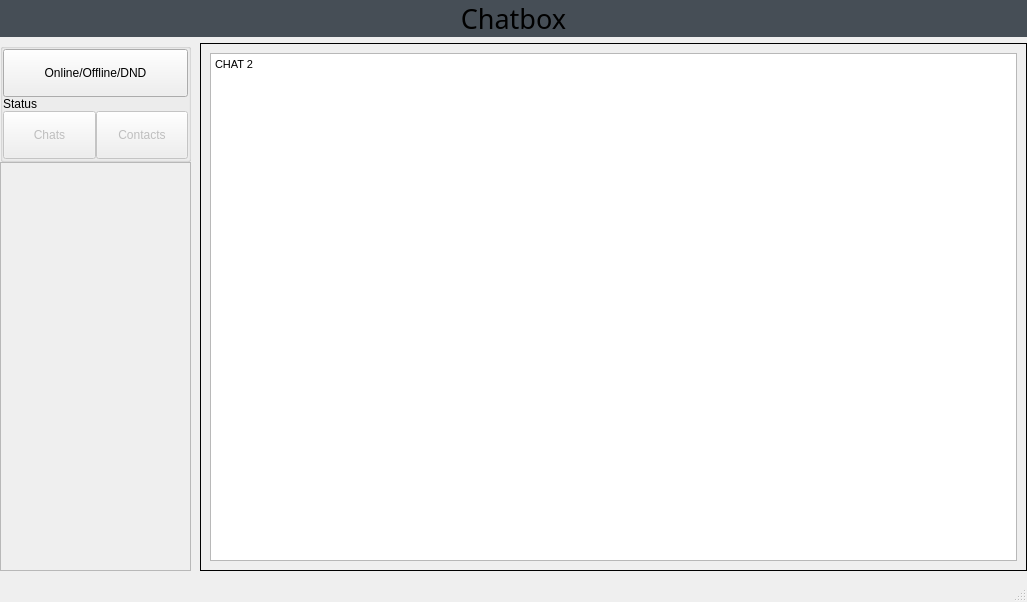
Schmock83/Chatbox, file Client_Chatbox/forms/mainwindow.ui: the form before one commit.
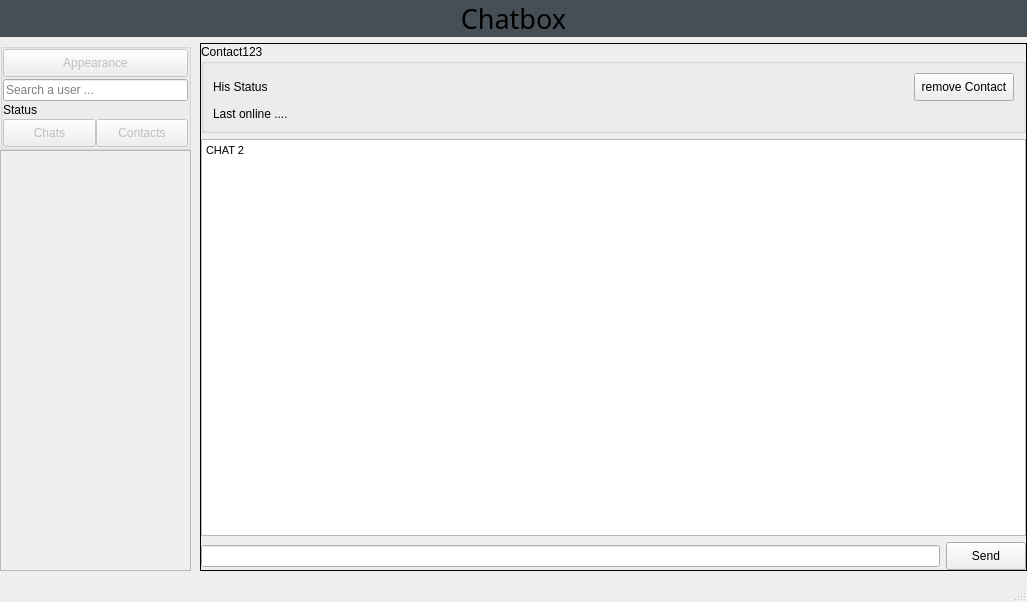
The form after the commit. The open tabs and pages were chosen to show the change. Custom widgets are drawn as their Qt base class.

Commit message: added search for users

Diff of the .ui file:
```diff
--- a/Client_Chatbox/forms/mainwindow.ui
+++ b/Client_Chatbox/forms/mainwindow.ui
@@ -451,6 +451,12 @@
                  <height>100</height>
                 </size>
                </property>
+               <property name="styleSheet">
+                <string notr="true">QPushButton{
+	height: 20px;
+	width: 50px;
+}</string>
+               </property>
                <property name="title">
                 <string/>
                </property>
@@ -467,23 +473,13 @@
                 <property name="bottomMargin">
                  <number>0</number>
                 </property>
-                <property name="spacing">
+                <property name="horizontalSpacing">
                  <number>0</number>
                 </property>
-                <item row="1" column="0">
-                 <widget class="QLabel" name="label">
-                  <property name="text">
-                   <string>Status</string>
-                  </property>
-                  <property name="alignment">
-                   <set>Qt::AlignLeading|Qt::AlignLeft|Qt::AlignTop</set>
-                  </property>
-                  <property name="wordWrap">
-                   <bool>true</bool>
-                  </property>
-                 </widget>
-                </item>
-                <item row="2" column="0">
+                <property name="verticalSpacing">
+                 <number>2</number>
+                </property>
+                <item row="3" column="0">
                  <layout class="QHBoxLayout" name="horizontalLayout_2">
                   <property name="spacing">
                    <number>0</number>
@@ -510,13 +506,45 @@
                   </item>
                  </layout>
                 </item>
+                <item row="2" column="0">
+                 <widget class="QLabel" name="label">
+                  <property name="text">
+                   <string>Status</string>
+                  </property>
+                  <property name="alignment">
+                   <set>Qt::AlignLeading|Qt::AlignLeft|Qt::AlignTop</set>
+                  </property>
+                  <property name="wordWrap">
+                   <bool>true</bool>
+                  </property>
+                 </widget>
+                </item>
                 <item row="0" column="0">
-                 <widget class="QPushButton" name="pushButton_2">
+                 <widget class="QPushButton" name="appearance_button">
                   <property name="enabled">
-                   <bool>true</bool>
+                   <bool>false</bool>
                   </property>
                   <property name="text">
-                   <string>Online/Offline/DND</string>
+                   <string>Appearance</string>
+                  </property>
+                 </widget>
+                </item>
+                <item row="1" column="0">
+                 <widget class="LineEdit" name="search_line_edit">
+                  <property name="focusPolicy">
+                   <enum>Qt::ClickFocus</enum>
+                  </property>
+                  <property name="maxLength">
+                   <number>64</number>
+                  </property>
+                  <property name="frame">
+                   <bool>true</bool>
+                  </property>
+                  <property name="placeholderText">
+                   <string>Search a user ...</string>
+                  </property>
+                  <property name="clearButtonEnabled">
+                   <bool>true</bool>
                   </property>
                  </widget>
                 </item>
@@ -531,7 +559,7 @@
                <item row="0" column="0">
                 <widget class="QStackedWidget" name="chat_contacts_stackedWidget">
                  <property name="currentIndex">
-                  <number>1</number>
+                  <number>2</number>
                  </property>
                  <widget class="QWidget" name="chats_page">
                   <layout class="QGridLayout" name="gridLayout_10">
@@ -591,6 +619,20 @@
                          <property name="spacing">
                           <number>0</number>
                          </property>
+                         <item row="0" column="0">
+                          <widget class="QPushButton" name="pushButton_2">
+                           <property name="text">
+                            <string>Chat 1</string>
+                           </property>
+                          </widget>
+                         </item>
+                         <item row="1" column="0">
+                          <widget class="QPushButton" name="pushButton_10">
+                           <property name="text">
+                            <string>Chat 2</string>
+                           </property>
+                          </widget>
+                         </item>
                         </layout>
                        </item>
                       </layout>
@@ -670,6 +712,69 @@
                    </item>
                   </layout>
                  </widget>
+                 <widget class="QWidget" name="user_search_page">
+                  <layout class="QGridLayout" name="gridLayout_21">
+                   <property name="leftMargin">
+                    <number>0</number>
+                   </property>
+                   <property name="topMargin">
+                    <number>0</number>
+                   </property>
+                   <property name="rightMargin">
+                    <number>0</number>
+                   </property>
+                   <property name="bottomMargin">
+                    <number>0</number>
+                   </property>
+                   <property name="spacing">
+                    <number>0</number>
+                   </property>
+                   <item row="0" column="0">
+                    <widget class="QScrollArea" name="scrollArea_3">
+                     <property name="widgetResizable">
+                      <bool>true</bool>
+                     </property>
+                     <property name="alignment">
+                      <set>Qt::AlignHCenter|Qt::AlignTop</set>
+                     </property>
+                     <widget class="QWidget" name="scrollAreaWidgetContents">
+                      <property name="geometry">
+                       <rect>
+                        <x>0</x>
+                        <y>0</y>
+                        <width>187</width>
+                        <height>408</height>
+                       </rect>
+                      </property>
+                      <layout class="QGridLayout" name="gridLayout_22">
+                       <property name="leftMargin">
+                        <number>0</number>
+                       </property>
+                       <property name="topMargin">
+                        <number>0</number>
+                       </property>
+                       <property name="rightMargin">
+                        <number>0</number>
+                       </property>
+                       <property name="bottomMargin">
+                        <number>0</number>
+                       </property>
+                       <property name="spacing">
+                        <number>0</number>
+                       </property>
+                       <item row="0" column="0">
+                        <layout class="QVBoxLayout" name="user_search_layout">
+                         <property name="spacing">
+                          <number>0</number>
+                         </property>
+                        </layout>
+                       </item>
+                      </layout>
+                     </widget>
+                    </widget>
+                   </item>
+                  </layout>
+                 </widget>
                 </widget>
                </item>
               </layout>
@@ -685,6 +790,12 @@
               <height>0</height>
              </size>
             </property>
+            <property name="styleSheet">
+             <string notr="true">QPushButton{
+	height: 20px;
+	width: 50px;
+}</string>
+            </property>
             <property name="frameShape">
              <enum>QFrame::Panel</enum>
             </property>
@@ -727,9 +838,83 @@
             </widget>
             <widget class="QWidget" name="page">
              <layout class="QGridLayout" name="gridLayout_17">
+              <property name="leftMargin">
+               <number>0</number>
+              </property>
+              <property name="topMargin">
+               <number>0</number>
+              </property>
+              <property name="rightMargin">
+               <number>0</number>
+              </property>
+              <property name="bottomMargin">
+               <number>0</number>
+              </property>
               <item row="0" column="0">
                <layout class="QGridLayout" name="gridLayout_16">
-                <item row="0" column="0">
+                <item row="3" column="0">
+                 <layout class="QHBoxLayout" name="horizontalLayout_4">
+                  <item>
+                   <widget class="QLineEdit" name="lineEdit"/>
+                  </item>
+                  <item>
+                   <widget class="QPushButton" name="pushButton_5">
+                    <property name="text">
+                     <string>Send</string>
+                    </property>
+                   </widget>
+                  </item>
+                 </layout>
+                </item>
+                <item row="1" column="0">
+                 <widget class="QGroupBox" name="groupBox_2">
+                  <property name="maximumSize">
+                   <size>
+                    <width>16777215</width>
+                    <height>16777215</height>
+                   </size>
+                  </property>
+                  <property name="title">
+                   <string>Contact123</string>
+                  </property>
+                  <layout class="QGridLayout" name="gridLayout_9">
+                   <item row="0" column="0">
+                    <widget class="QLabel" name="label_3">
+                     <property name="text">
+                      <string>His Status</string>
+                     </property>
+                    </widget>
+                   </item>
+                   <item row="1" column="0">
+                    <widget class="QLabel" name="label_4">
+                     <property name="text">
+                      <string>Last online ....</string>
+                     </property>
+                    </widget>
+                   </item>
+                   <item row="0" column="1">
+                    <widget class="QPushButton" name="pushButton_4">
+                     <property name="minimumSize">
+                      <size>
+                       <width>0</width>
+                       <height>0</height>
+                      </size>
+                     </property>
+                     <property name="maximumSize">
+                      <size>
+                       <width>100</width>
+                       <height>16777215</height>
+                      </size>
+                     </property>
+                     <property name="text">
+                      <string>remove Contact</string>
+                     </property>
+                    </widget>
+                   </item>
+                  </layout>
+                 </widget>
+                </item>
+                <item row="2" column="0">
                  <widget class="QTextBrowser" name="textBrowser_2">
                   <property name="html">
                    <string>&lt;!DOCTYPE HTML PUBLIC &quot;-//W3C//DTD HTML 4.0//EN&quot; &quot;http://www.w3.org/TR/REC-html40/strict.dtd&quot;&gt;
@@ -766,6 +951,13 @@
   </widget>
   <widget class="QStatusBar" name="statusbar"/>
  </widget>
+ <customwidgets>
+  <customwidget>
+   <class>LineEdit</class>
+   <extends>QLineEdit</extends>
+   <header>src\widgets\lineedit.h</header>
+  </customwidget>
+ </customwidgets>
  <resources/>
  <connections/>
 </ui>
```
Left out of the diff: 67 changed lines with no effect on the pictures. The commit also changes 4 other files.
